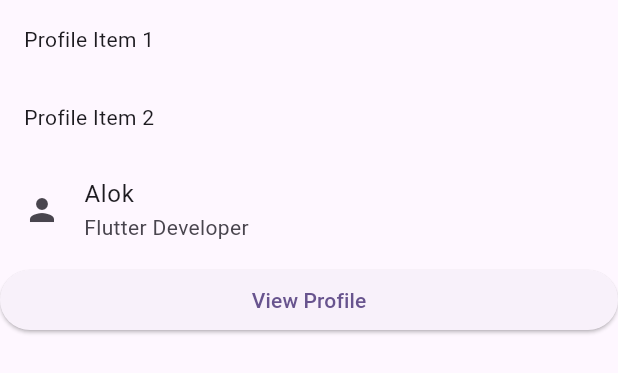
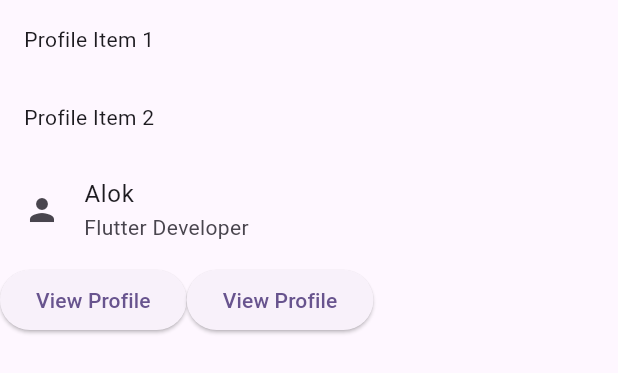
Before and after one commit to 2015Vihu/jenkinsTestRepo, a Flutter app: the UserProfileWidget widget shown alone on an empty page, opened directly, after a tap on "View Profile", on a phone screen of 412 x 824 dp. Shown: the top 373 px of the screen. Run offline on Flutter 3.47's test engine with Material 3 defaults, Android fonts, the phone set to English and light mode, and no system bars.

Commit message:
Update UserProfileWidget.dart

```diff
--- a/lib/UserProfileWidget.dart
+++ b/lib/UserProfileWidget.dart
@@ -10,34 +10,28 @@
 
     return ListView(
       children: [
-        Container(
-          child: Text(
-              'Profile Item 1'
-          ),
-          padding: EdgeInsets.all(16),
-        ),
-        Container(
-          child: Text(
-              'Profile Item 2'
-          ),
-          padding: EdgeInsets.all(16),
-        ),
+        Container(child: Text('Profile Item 1'), padding: EdgeInsets.all(16)),
+        Container(child: Text('Profile Item 2'), padding: EdgeInsets.all(16)),
         ListTile(
           leading: Icon(Icons.person),
-          title: Text(
-              'Alok'
+          title: Text('Alok'),
+          subtitle: Text('Flutter Developer'),
         ),
-          subtitle: Text(
-              'Flutter Developer'
-          ),
+        Row(
+          children: [
+            ElevatedButton(
+              onPressed: () {
+                print('Button clicked');
+              },
+              child: Text('View Profile'),
             ),
             ElevatedButton(
               onPressed: () {
                 print('Button clicked');
               },
-          child: Text(
-              'View Profile'
+              child: Text('View Profile'),
             ),
+          ],
         ),
       ],
     );
```
Lines whose indentation alone changed are shown as unchanged.
